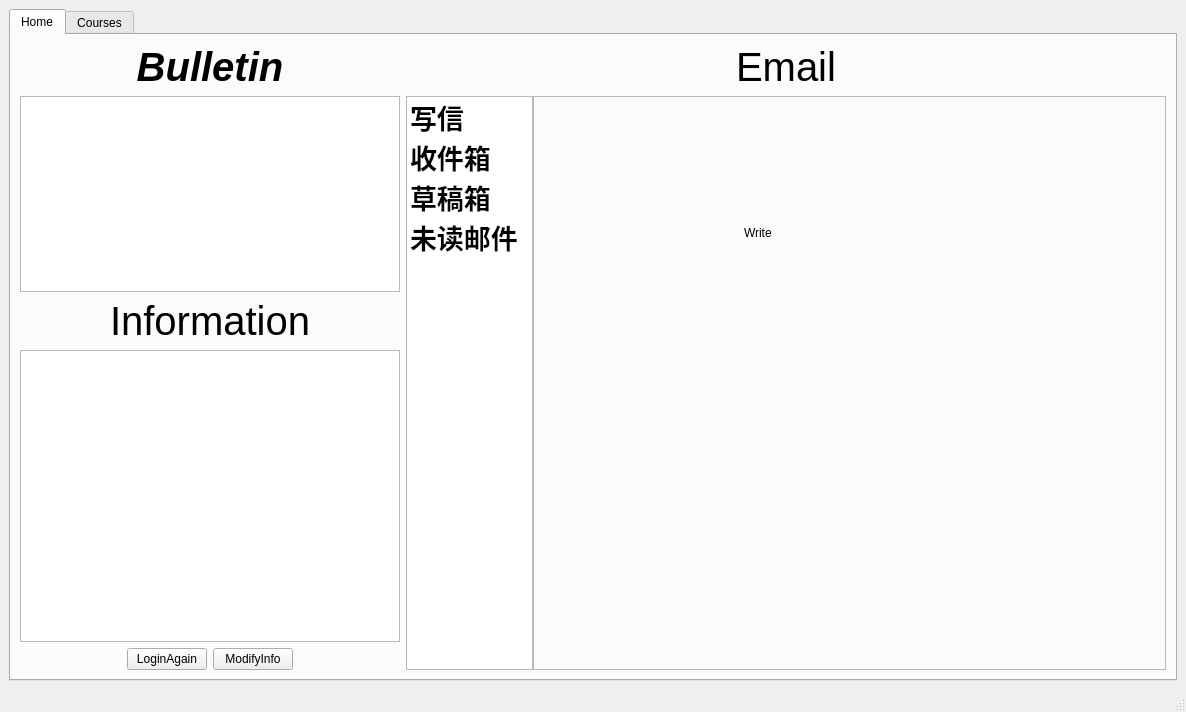
CSLP/CPP, file Jobs-of-SoftwareEngineer/Codeing/Scut/student.ui: the form before one commit.
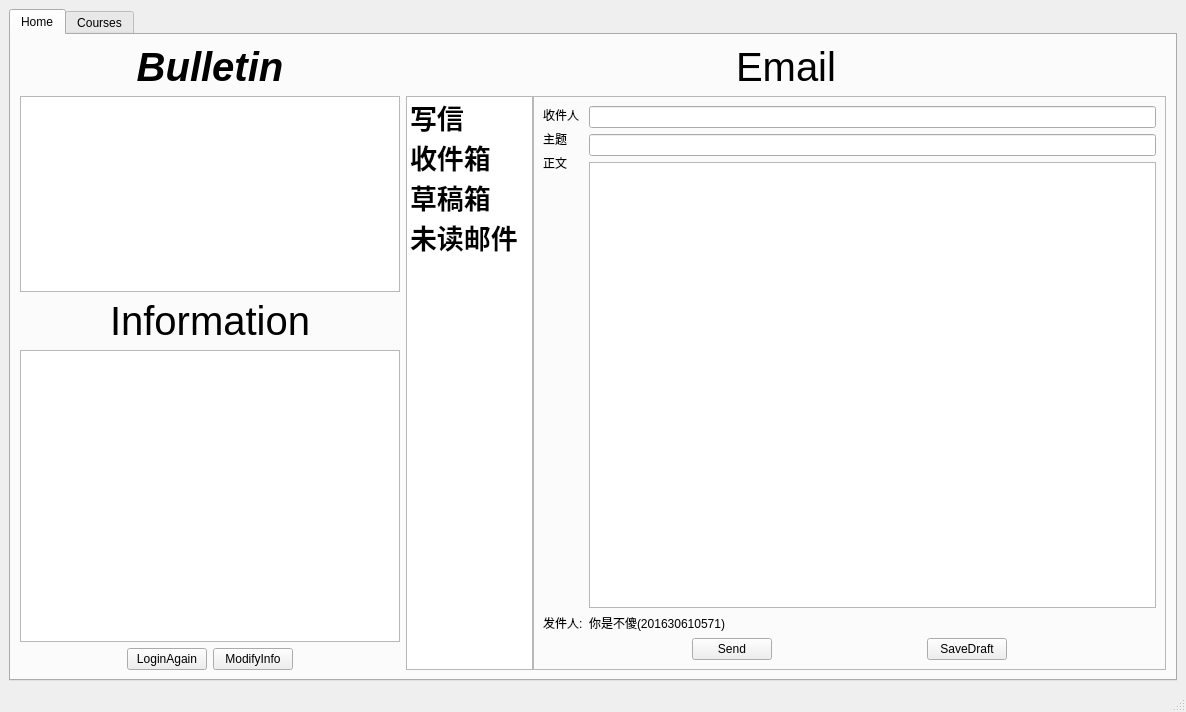
The form after the commit. The open tabs and pages were chosen to show the change. Icons and pictures are not drawn.

What changed in the file:
```diff
--- a/Jobs-of-SoftwareEngineer/Codeing/Scut/student.ui
+++ b/Jobs-of-SoftwareEngineer/Codeing/Scut/student.ui
@@ -251,19 +251,134 @@
                <number>3</number>
               </property>
               <widget class="QWidget" name="page">
-               <widget class="QLabel" name="label_2">
-                <property name="geometry">
-                 <rect>
-                  <x>210</x>
-                  <y>100</y>
-                  <width>201</width>
-                  <height>71</height>
-                 </rect>
-                </property>
-                <property name="text">
-                 <string>Write</string>
-                </property>
-               </widget>
+               <layout class="QHBoxLayout" name="horizontalLayout_4">
+                <item>
+                 <layout class="QGridLayout" name="gridLayout_2">
+                  <item row="0" column="0">
+                   <layout class="QVBoxLayout" name="verticalLayout_11">
+                    <item>
+                     <widget class="QLabel" name="label_6">
+                      <property name="text">
+                       <string>收件人</string>
+                      </property>
+                     </widget>
+                    </item>
+                    <item>
+                     <widget class="QLabel" name="label_7">
+                      <property name="text">
+                       <string>主题</string>
+                      </property>
+                     </widget>
+                    </item>
+                    <item>
+                     <widget class="QLabel" name="label_8">
+                      <property name="text">
+                       <string>正文</string>
+                      </property>
+                     </widget>
+                    </item>
+                    <item>
+                     <spacer name="verticalSpacer">
+                      <property name="orientation">
+                       <enum>Qt::Vertical</enum>
+                      </property>
+                      <property name="sizeHint" stdset="0">
+                       <size>
+                        <width>20</width>
+                        <height>40</height>
+                       </size>
+                      </property>
+                     </spacer>
+                    </item>
+                    <item>
+                     <widget class="QLabel" name="label_2">
+                      <property name="text">
+                       <string>发件人:</string>
+                      </property>
+                     </widget>
+                    </item>
+                   </layout>
+                  </item>
+                  <item row="0" column="1">
+                   <layout class="QVBoxLayout" name="verticalLayout_12">
+                    <item>
+                     <widget class="QLineEdit" name="receiveLineEdit"/>
+                    </item>
+                    <item>
+                     <widget class="QLineEdit" name="themeLineEdit"/>
+                    </item>
+                    <item>
+                     <widget class="QTextBrowser" name="textBrowser"/>
+                    </item>
+                    <item>
+                     <widget class="QLabel" name="senderInfo">
+                      <property name="text">
+                       <string>你是不傻(201630610571)</string>
+                      </property>
+                     </widget>
+                    </item>
+                   </layout>
+                  </item>
+                  <item row="1" column="0" colspan="2">
+                   <layout class="QHBoxLayout" name="horizontalLayout_3">
+                    <item>
+                     <spacer name="horizontalSpacer_3">
+                      <property name="orientation">
+                       <enum>Qt::Horizontal</enum>
+                      </property>
+                      <property name="sizeHint" stdset="0">
+                       <size>
+                        <width>40</width>
+                        <height>20</height>
+                       </size>
+                      </property>
+                     </spacer>
+                    </item>
+                    <item>
+                     <widget class="QPushButton" name="sendPushButton">
+                      <property name="text">
+                       <string>Send</string>
+                      </property>
+                     </widget>
+                    </item>
+                    <item>
+                     <spacer name="horizontalSpacer_4">
+                      <property name="orientation">
+                       <enum>Qt::Horizontal</enum>
+                      </property>
+                      <property name="sizeHint" stdset="0">
+                       <size>
+                        <width>40</width>
+                        <height>20</height>
+                       </size>
+                      </property>
+                     </spacer>
+                    </item>
+                    <item>
+                     <widget class="QPushButton" name="savePushButton">
+                      <property name="text">
+                       <string>SaveDraft</string>
+                      </property>
+                     </widget>
+                    </item>
+                    <item>
+                     <spacer name="horizontalSpacer_5">
+                      <property name="orientation">
+                       <enum>Qt::Horizontal</enum>
+                      </property>
+                      <property name="sizeHint" stdset="0">
+                       <size>
+                        <width>40</width>
+                        <height>20</height>
+                       </size>
+                      </property>
+                     </spacer>
+                    </item>
+                   </layout>
+                  </item>
+                 </layout>
+                </item>
+               </layout>
               </widget>
               <widget class="QWidget" name="page_2">
                <widget class="QLabel" name="label_3">
```
Left out of the diff: 4 changed lines with no effect on the pictures.
